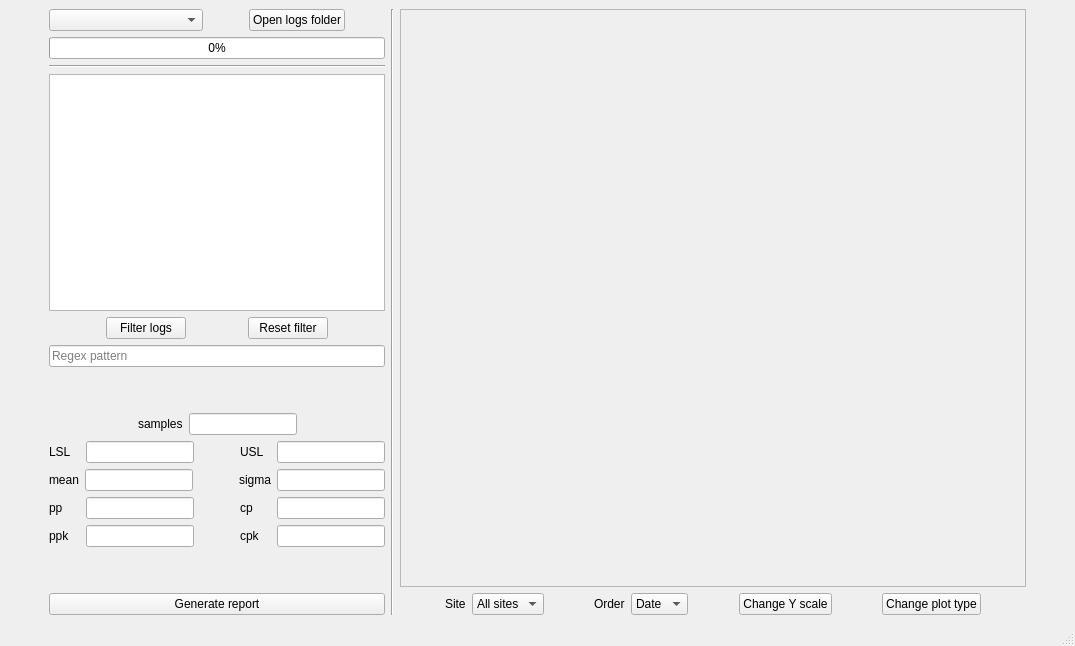
Before: the Qt Designer form ui/main.ui in Unvire/DataAnalyzer, drawn with Qt 5.
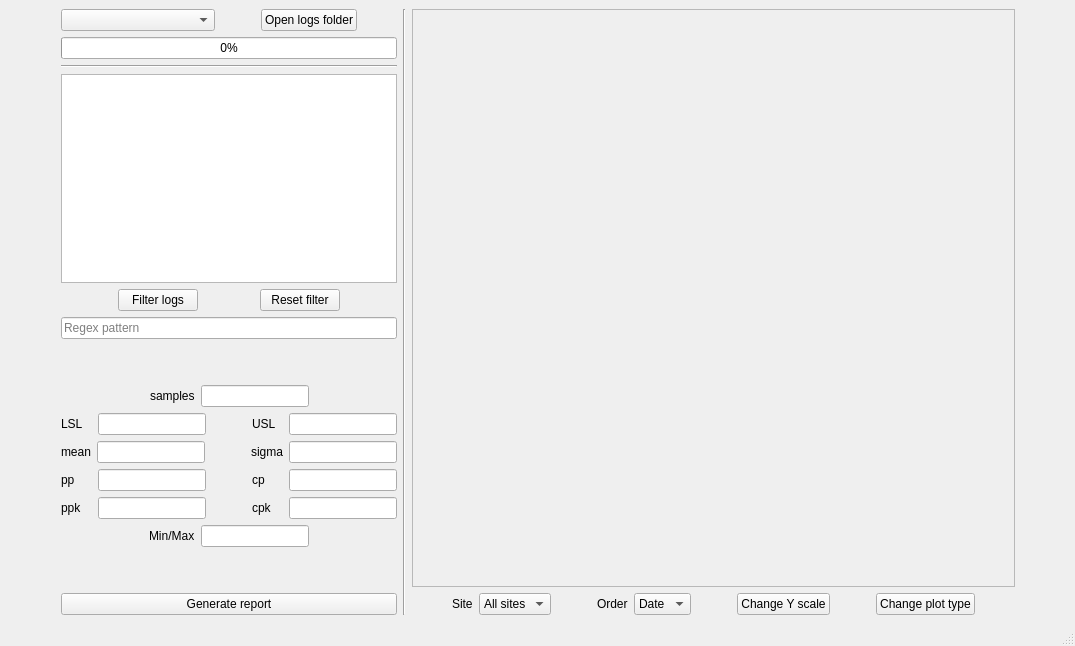
After: the same form once the commit is applied.

What changed in the file:
```diff
--- a/ui/main.ui
+++ b/ui/main.ui
@@ -14,7 +14,7 @@
    <string>Data Analyzer</string>
   </property>
   <widget class="QWidget" name="centralwidget">
-   <layout class="QHBoxLayout" name="horizontalLayout_5" stretch="0,1,0">
+   <layout class="QHBoxLayout" name="horizontalLayout_5">
     <item>
      <spacer name="horizontalSpacer_13">
       <property name="orientation">
@@ -31,7 +31,7 @@
     <item>
      <layout class="QHBoxLayout" name="horizontalLayout_8" stretch="0,0,1">
       <item>
-       <layout class="QVBoxLayout" name="verticalLayout_6" stretch="0,0,0,1,1,0,1,0,0,0,0,0,0">
+       <layout class="QVBoxLayout" name="verticalLayout_6" stretch="0,0,0,1,1,0,1,0,0,0,0,0,0,0">
         <item>
          <layout class="QHBoxLayout" name="horizontalLayout_7" stretch="1,0,0,0">
           <item>
@@ -566,6 +566,62 @@
           </item>
          </layout>
         </item>
+        <item>
+         <layout class="QHBoxLayout" name="horizontalLayout_24">
+          <item>
+           <spacer name="horizontalSpacer_19">
+            <property name="orientation">
+             <enum>Qt::Horizontal</enum>
+            </property>
+            <property name="sizeHint" stdset="0">
+             <size>
+              <width>40</width>
+              <height>20</height>
+             </size>
+            </property>
+           </spacer>
+          </item>
+          <item>
+           <widget class="QLabel" name="stabilityLabel">
+            <property name="text">
+             <string>Min/Max</string>
+            </property>
+           </widget>
+          </item>
+          <item>
+           <widget class="QLineEdit" name="stabilityEdit">
+            <property name="sizePolicy">
+             <sizepolicy hsizetype="Fixed" vsizetype="Fixed">
+              <horstretch>0</horstretch>
+              <verstretch>0</verstretch>
+             </sizepolicy>
+            </property>
+            <property name="cursor">
+             <cursorShape>IBeamCursor</cursorShape>
+            </property>
+            <property name="statusTip">
+             <string/>
+            </property>
+            <property name="readOnly">
+             <bool>true</bool>
+            </property>
+           </widget>
+          </item>
+          <item>
+           <spacer name="horizontalSpacer_20">
+            <property name="orientation">
+             <enum>Qt::Horizontal</enum>
+            </property>
+            <property name="sizeHint" stdset="0">
+             <size>
+              <width>40</width>
+              <height>20</height>
+             </size>
+            </property>
+           </spacer>
+          </item>
+         </layout>
+        </item>
         <item>
          <spacer name="verticalSpacer_3">
           <property name="orientation">
```
